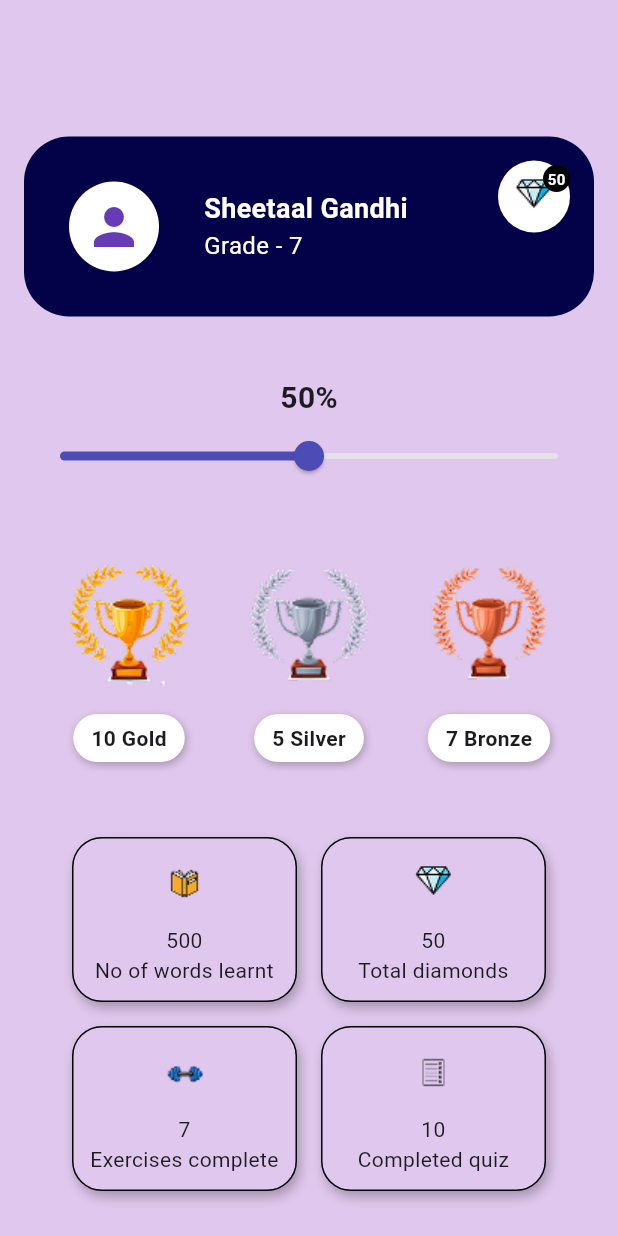
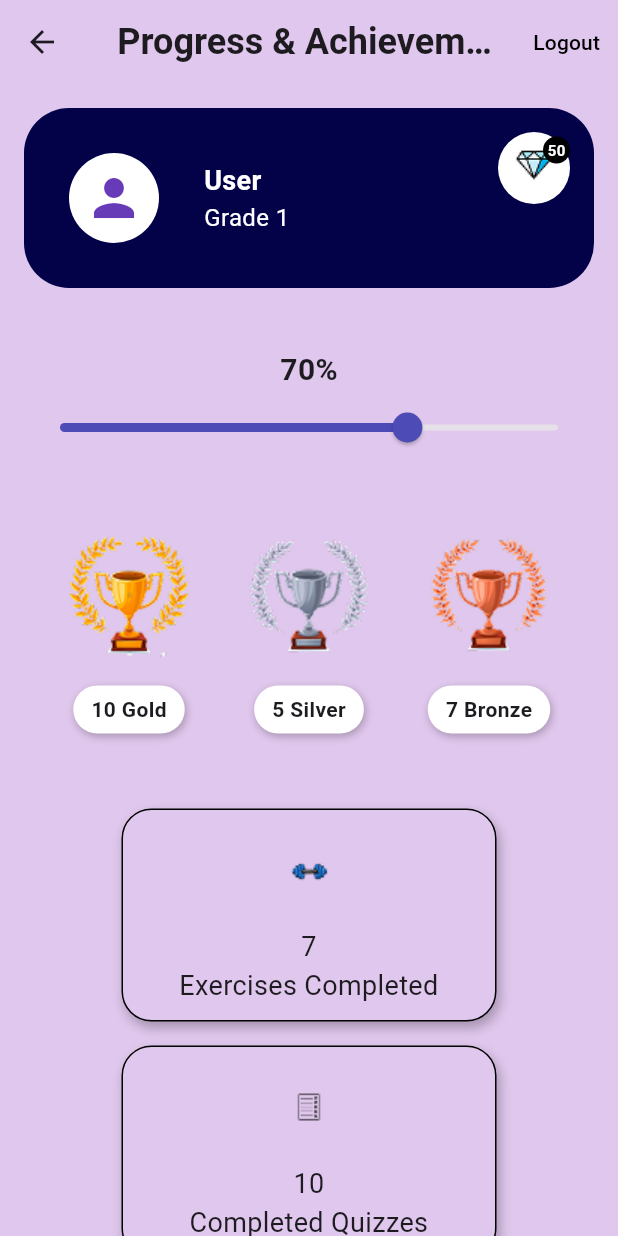
Before and after one commit to PavanCodes05/Spell-Champ-Frontend, a Flutter app: the ProgressAchievementsScreen screen opened directly, on a phone screen of 412 x 824 dp. Run offline on Flutter 3.47's test engine with Material 3 defaults, Android fonts, the phone set to English and light mode, and no system bars; our stand-ins replace flutter_secure_storage, flutter_tts, fluttertoast, logger; accounts and stored records are empty.

Commit message:
Add Logout & Redirect To Profile

```diff
--- a/lib/presentation/home/pages/dashboard.dart
+++ b/lib/presentation/home/pages/dashboard.dart
@@ -1,39 +1,94 @@
+import 'dart:convert';
+
 import 'package:flutter/material.dart';
 import 'package:spell_champ_frontend/common/widgets/diamond_badge.dart';
 import 'package:spell_champ_frontend/core/configs/theme/app_colors.dart';
-import 'package:spell_champ_frontend/core/configs/theme/app_theme.dart';
+import 'package:flutter_secure_storage/flutter_secure_storage.dart';
+import 'package:spell_champ_frontend/presentation/auth/pages/signup%20_or_login.dart';
 
-void main() {
-  runApp(
-    MaterialApp(
-      home: ProgressAchievementsScreen(),
-      theme: AppTheme.lightTheme,
-      debugShowCheckedModeBanner: false,
-    ),
-  );
+class ProgressAchievementsScreen extends StatefulWidget {
+  const ProgressAchievementsScreen({super.key});
+
+  @override
+  _ProgressAchievementsScreenState createState() => _ProgressAchievementsScreenState();
 }
 
-class ProgressAchievementsScreen extends StatelessWidget {
-  const ProgressAchievementsScreen({super.key});
-
+class _ProgressAchievementsScreenState extends State<ProgressAchievementsScreen> {
+  final secureStorage = const FlutterSecureStorage();
+  final double progressPercent = 0.7;
   final int diamondCount = 50;
-  final double progressPercent = 0.5;
   final int goldCount = 10;
   final int silverCount = 5;
   final int bronzeCount = 7;
-  final int wordsLearned = 500;
   final int exercisesCompleted = 7;
   final int quizzesCompleted = 10;
+  String userName = "User";
+  int grade = 1;
+
+  @override
+  void initState() {
+    super.initState();
+    _retrieveUserInfo();
+  }
+
+  Future<void> _retrieveUserInfo() async {
+    try {
+      final userJson = await secureStorage.read(key: "user");
+      if (userJson != null) {
+        final userData = jsonDecode(userJson);
+        setState(() {
+          userName = userData["data"]["name"] ?? "User";
+          grade = userData["data"]["currentGrade"] ?? 1;
+        });
+      } else {
+        setState(() {
+          userName = "User";
+          grade = 1;
+        });
+      }
+    } catch (e) {
+      setState(() {
+        userName = "User";
+        grade = 1;
+      });
+    }
+  }
 
   @override
   Widget build(BuildContext context) {
     return Scaffold(
+      appBar: AppBar(
+        title: const Text(
+          "Progress & Achievements",
+          style: TextStyle(fontSize: 24, fontWeight: FontWeight.bold),
+        ),
+        centerTitle: true,
+        backgroundColor: Colors.transparent,
+        elevation: 0,
+        actions: [
+          TextButton(
+            onPressed: () async {
+              final storage = const FlutterSecureStorage();
+              await storage.delete(key: "token");
+              await storage.delete(key: "userKey");
+              Navigator.pushReplacement(
+                context,
+                MaterialPageRoute(builder: (_) => const WelcomeScreen()),
+              );
+            },
+            child: const Text(
+              "Logout",
+              style: TextStyle(color: Colors.black),
+            ),
+          ),
+        ],
+      ),
       body: SafeArea(
         child: SingleChildScrollView(
           padding: const EdgeInsets.all(16.0),
           child: Column(
+            crossAxisAlignment: CrossAxisAlignment.start,
             children: [
-              const SizedBox(height: 75),
               Stack(
                 clipBehavior: Clip.none,
                 children: [
@@ -54,18 +109,17 @@ class ProgressAchievementsScreen extends StatelessWidget {
                         const SizedBox(width: 30),
                         Column(
                           crossAxisAlignment: CrossAxisAlignment.start,
-                          children: const [
+                          children: [
                             Text(
-                              "Sheetaal Gandhi",
-                              style: TextStyle(
+                              userName,
+                              style: const TextStyle(
                                   fontWeight: FontWeight.bold,
                                   fontSize: 18,
                                   color: Colors.white),
                             ),
                             Text(
-                              "Grade - 7",
-                              style:
-                                  TextStyle(fontSize: 16, color: Colors.white),
+                              "Grade $grade",
+                              style: const TextStyle(fontSize: 16, color: Colors.white),
                             ),
                           ],
                         )
@@ -103,16 +157,16 @@ class ProgressAchievementsScreen extends StatelessWidget {
                 ],
               ),
               const SizedBox(height: 50),
-              Wrap(
-                alignment: WrapAlignment.center,
-                spacing: 16,
-                runSpacing: 16,
-                children: [
-                  _buildStatCard("assets/images/book.png", "$wordsLearned\nNo of words learnt"),
-                  _buildStatCard("assets/images/diamond.png", "$diamondCount\nTotal diamonds"),
-                  _buildStatCard("assets/images/exercises.png", "$exercisesCompleted\nExercises complete"),
-                  _buildStatCard("assets/images/quiz_image.png", "$quizzesCompleted\nCompleted quiz"),
-                ],
+              Center(
+                child: Wrap(
+                  alignment: WrapAlignment.center,
+                  spacing: 16,
+                  runSpacing: 16,
+                  children: [
+                    _buildStatCard("assets/images/exercises.png", "$exercisesCompleted\nExercises Completed"),
+                    _buildStatCard("assets/images/quiz_image.png", "$quizzesCompleted\nCompleted Quizzes"),
+                  ],
+                ),
               ),
               const SizedBox(height: 30),
             ],
@@ -147,7 +201,7 @@ class ProgressAchievementsScreen extends StatelessWidget {
 
   Widget _buildStatCard(String imagePath, String label) {
     return Container(
-      width: 150,
+      width: 250,
       padding: const EdgeInsets.all(10),
       decoration: BoxDecoration(
         color: AppColors.background,
@@ -159,9 +213,9 @@ class ProgressAchievementsScreen extends StatelessWidget {
       ),
       child: Column(
         children: [
-          Image.asset(imagePath, width: 40, height: 40),
+          Image.asset(imagePath, width: 60, height: 60),
           const SizedBox(height: 8),
-          Text(label, textAlign: TextAlign.center, style: const TextStyle(fontSize: 14)),
+          Text(label, textAlign: TextAlign.center, style: const TextStyle(fontSize: 18)),
         ],
       ),
     );
--- a/lib/presentation/home/pages/home.dart
+++ b/lib/presentation/home/pages/home.dart
@@ -4,6 +4,7 @@ import 'package:flutter/material.dart';
 import 'package:flutter_secure_storage/flutter_secure_storage.dart';
 import 'package:spell_champ_frontend/presentation/home/pages/exercises.dart';
 import 'package:spell_champ_frontend/presentation/home/pages/QuizzesPage.dart';
+import 'package:spell_champ_frontend/presentation/home/pages/dashboard.dart';
 
 class ExerciseHomePage extends StatefulWidget {
   const ExerciseHomePage({super.key});
@@ -258,6 +259,10 @@ class _ExerciseHomePageState extends State<ExerciseHomePage> {
       child: GestureDetector(
         onTap: () async {
           // Navigate to profile/settings
+          Navigator.push(
+            context,
+            MaterialPageRoute(builder: (_) => const ProgressAchievementsScreen()),
+          );
         },
         child: Image.asset(
           "assets/images/account.png",
```
